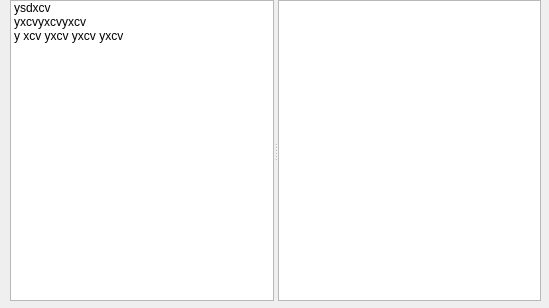
The window that ui/ad/ad/mainwindow.ui (wunderlins/pyqt5) describes before a commit, drawn with Qt 5.
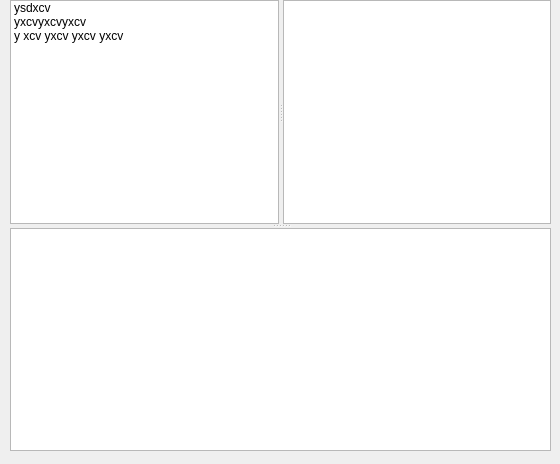
The same window after the commit.

Commit message: added debu console

Patch:
```diff
--- a/ui/ad/ad/mainwindow.ui
+++ b/ui/ad/ad/mainwindow.ui
@@ -6,22 +6,26 @@
    <rect>
     <x>0</x>
     <y>0</y>
-    <width>549</width>
-    <height>308</height>
+    <width>560</width>
+    <height>464</height>
    </rect>
   </property>
   <property name="windowTitle">
    <string>Dialog</string>
   </property>
-  <widget class="QSplitter" name="splitter">
+  <widget class="QSplitter" name="splitter_2">
    <property name="geometry">
     <rect>
      <x>10</x>
      <y>0</y>
-     <width>531</width>
-     <height>301</height>
+     <width>541</width>
+     <height>451</height>
     </rect>
    </property>
+   <property name="orientation">
+    <enum>Qt::Vertical</enum>
+   </property>
+   <widget class="QSplitter" name="splitter">
    <property name="sizePolicy">
     <sizepolicy hsizetype="Expanding" vsizetype="Preferred">
      <horstretch>0</horstretch>
@@ -48,7 +52,9 @@
      </property>
     </item>
    </widget>
-   <widget class="QTableView" name="tableView"/>
+    <widget class="QTableView" name="details"/>
+   </widget>
+   <widget class="QPlainTextEdit" name="debugConsole"/>
   </widget>
  </widget>
  <resources/>
```
Left out of the diff: 2 changed lines with no effect on the pictures. Lines whose indentation alone changed are shown as unchanged. The commit also changes 2 other files.
